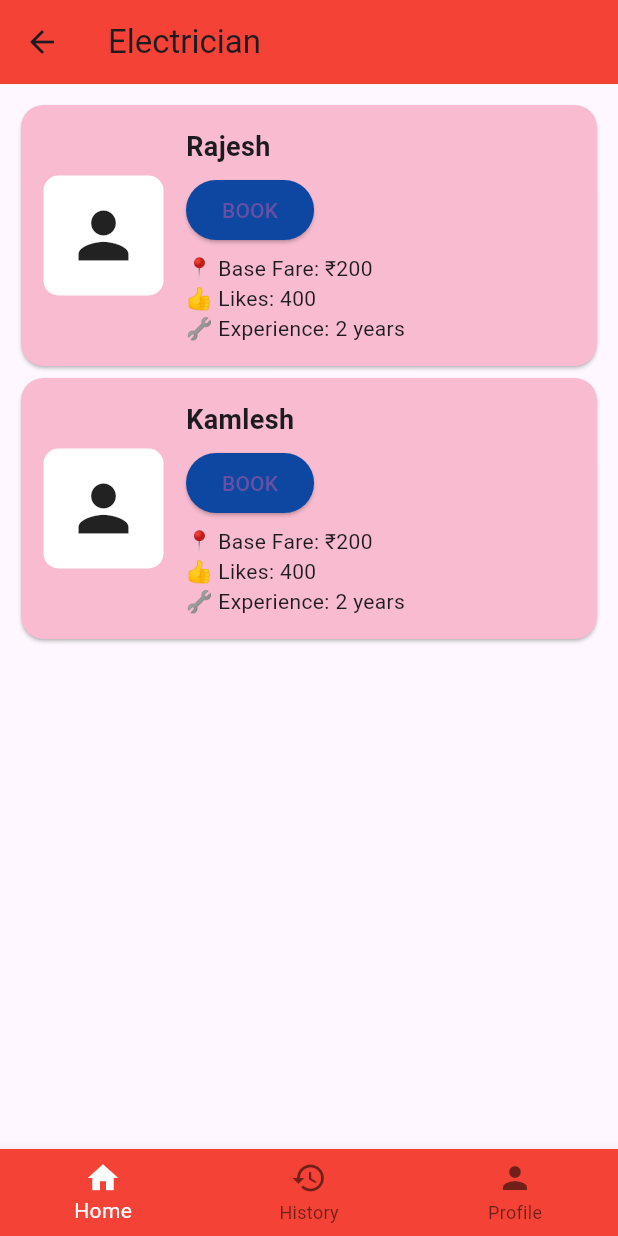
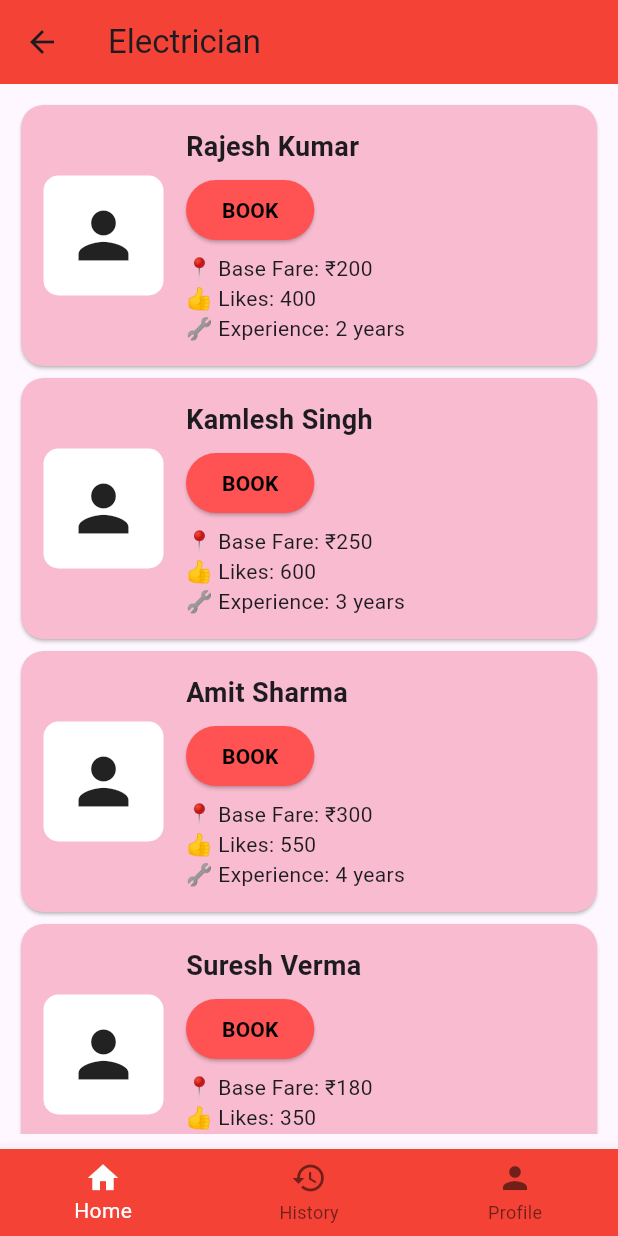
Before and after one commit to ActiveAkshat/MC_project_QuickFixx, a Flutter app: the screen it shows after launch, after a tap on "Electrician", on a phone screen of 412 x 824 dp. Run offline on Flutter 3.47's test engine with Material 3 defaults, Android fonts, the phone set to English and light mode, and no system bars; our stand-ins replace cloud_firestore, firebase_auth, flutter_map, geocoding, geolocator, google_maps_flutter and 2 more; accounts and stored records are empty.

Commit message:
Map implemented

```diff
--- a/lib/screens/service_list_screen.dart
+++ b/lib/screens/service_list_screen.dart
@@ -1,4 +1,5 @@
 import 'package:flutter/material.dart';
+import 'package:quickfixx_app_flutter/screens/map_screen.dart';
 
 class ServiceListScreen extends StatelessWidget {
   final Map<String, dynamic> service;
@@ -9,16 +10,40 @@ class ServiceListScreen extends StatelessWidget {
   Widget build(BuildContext context) {
     List<Map<String, dynamic>> providers = [
       {
-        "name": "Rajesh",
+        "name": "Rajesh Kumar",
         "baseFare": "₹200",
         "likes": "400",
         "experience": "2 years",
       },
       {
-        "name": "Kamlesh",
-        "baseFare": "₹200",
-        "likes": "400",
-        "experience": "2 years",
+        "name": "Kamlesh Singh",
+        "baseFare": "₹250",
+        "likes": "600",
+        "experience": "3 years",
+      },
+      {
+        "name": "Amit Sharma",
+        "baseFare": "₹300",
+        "likes": "550",
+        "experience": "4 years",
+      },
+      {
+        "name": "Suresh Verma",
+        "baseFare": "₹180",
+        "likes": "350",
+        "experience": "2.5 years",
+      },
+      {
+        "name": "Vikas Yadav",
+        "baseFare": "₹220",
+        "likes": "500",
+        "experience": "3.5 years",
+      },
+      {
+        "name": "Manoj Tiwari",
+        "baseFare": "₹270",
+        "likes": "450",
+        "experience": "5 years",
       },
     ];
 
@@ -65,15 +90,30 @@ class ServiceListScreen extends StatelessWidget {
                           Text(
                             provider["name"],
                             style: const TextStyle(
-                                fontSize: 18, fontWeight: FontWeight.bold),
+                              fontSize: 18,
+                              fontWeight: FontWeight.bold,
+                            ),
                           ),
                           const SizedBox(height: 5),
                           ElevatedButton(
-                            onPressed: () {},
+                            onPressed: () {
+                               Navigator.push(
+                          context,
+                          MaterialPageRoute(
+                            builder: (context) => MapScreen(),
+                          ),
+                        );
+                            },
                             style: ElevatedButton.styleFrom(
-                              backgroundColor: Colors.blue[900],
+                              backgroundColor: Colors.redAccent,
                             ),
-                            child: const Text("BOOK"),
+                            child: const Text(
+                              "BOOK",
+                              style: TextStyle(
+                                color: Colors.black,
+                                fontWeight: FontWeight.bold,
+                              ),
+                            ),
                           ),
                           const SizedBox(height: 5),
                           Text("📍 Base Fare: ${provider["baseFare"]}"),
--- a/lib/widgets/service_card.dart
+++ b/lib/widgets/service_card.dart
@@ -19,9 +19,7 @@ class ServiceCard extends StatelessWidget {
         );
       },
       child: Card(
-        shape: RoundedRectangleBorder(
-          borderRadius: BorderRadius.circular(20),
-        ),
+        shape: RoundedRectangleBorder(borderRadius: BorderRadius.circular(20)),
         elevation: 3,
         child: Padding(
           padding: const EdgeInsets.all(12.0),
@@ -32,8 +30,8 @@ class ServiceCard extends StatelessWidget {
                 child: Image.asset(
                   service["image"],
                   fit: BoxFit.contain,
-                  width: 100,
-                  height: 100,
+                  width: 150,
+                  height: 150,
                 ),
               ),
               const SizedBox(height: 10),
@@ -49,7 +47,8 @@ class ServiceCard extends StatelessWidget {
                 service["cost"],
                 style: const TextStyle(
                   fontSize: 14,
-                  color: Colors.black54,
+                  fontWeight: FontWeight.bold,
+                  color: Color.fromARGB(255, 65, 64, 64),
                 ),
               ),
               const SizedBox(height: 5),
@@ -58,10 +57,7 @@ class ServiceCard extends StatelessWidget {
                 children: [
                   const Icon(Icons.star, color: Colors.amber, size: 20),
                   const SizedBox(width: 5),
-                  Text(
-                    service["rating"],
-                    style: const TextStyle(fontSize: 14),
-                  ),
+                  Text(service["rating"], style: const TextStyle(fontSize: 14)),
                 ],
               ),
             ],
```
Also changed, not shown: google-services.json (deleted, +0 -29 lines), lib/screens/auth.dart (added, +27 -0 lines), lib/screens/location_picker.dart (added, +56 -0 lines), lib/screens/login_screen.dart (+6 -74 lines), lib/screens/map_screen.dart (added, +66 -0 lines), lib/screens/select_location_screen.dart (added, +125 -0 lines), lib/services/location_service.dart (added, +30 -0 lines), lib/widgets/location_card.dart (added, +51 -0 lines), pubspec.yaml (+7 -65 lines), pubspec.lock, 6 other files.
